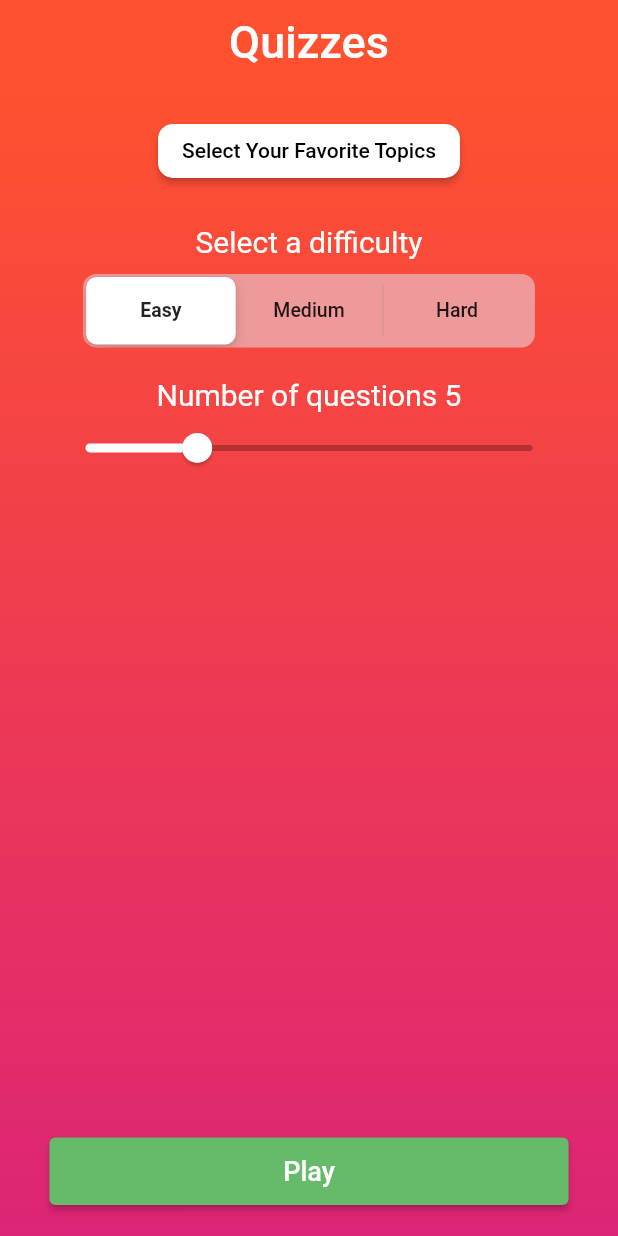
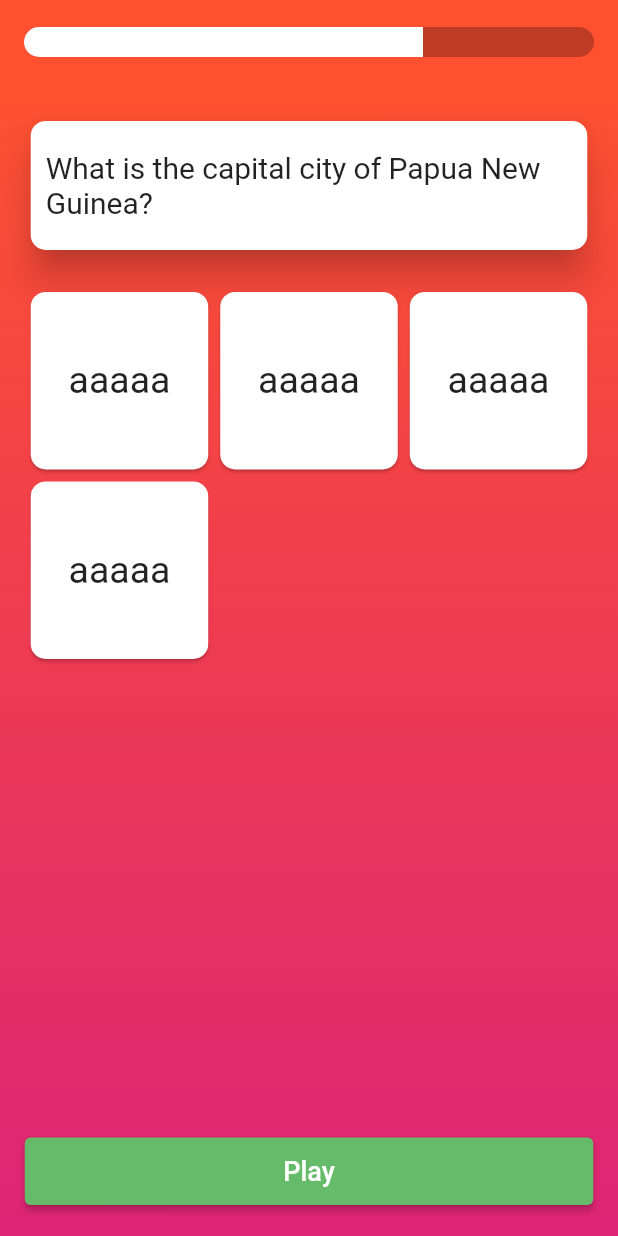
Before and after one commit to eduardozielke/flutter-quiz-app, a Flutter app: the screen it shows after launch, on a phone screen of 412 x 824 dp. Run offline on Flutter 3.47's test engine with Material 2 defaults, Android fonts, the phone set to English and light mode, and no system bars.

Commit message:
quiz page

```diff
--- a/lib/main.dart
+++ b/lib/main.dart
@@ -1,6 +1,7 @@
 import 'package:flutter/material.dart';
 import 'package:flutter/services.dart';
 import 'package:flutter_quiz_app/pages/home.dart';
+import 'package:flutter_quiz_app/pages/quiz.dart';
 
 void main() {
   SystemChrome.setSystemUIOverlayStyle(
@@ -25,7 +26,7 @@ class MyApp extends StatelessWidget {
           primary: const Color(0XFFff512f),
         ),
       ),
-      home: const Home(),
+      home: Quiz(),
     );
   }
 }
--- a/lib/pages/home.dart
+++ b/lib/pages/home.dart
@@ -122,6 +122,7 @@ class _HomeState extends State<Home> {
                     ),
                     const SizedBox(height: 5),
                     Wrap(
+                      alignment: WrapAlignment.center,
                       spacing: 6,
                       children: categories
                           .map((e) => Chip(
--- /dev/null
+++ b/lib/pages/quiz.dart
@@ -0,0 +1,78 @@
+import 'package:flutter/material.dart';
+import 'package:flutter_quiz_app/widgets/quiz_view.dart';
+
+class Quiz extends StatelessWidget {
+  Quiz({Key? key}) : super(key: key);
+
+  final List<Widget> pages = [
+    QuizView(
+        answers: ['aaaaa', 'aaaaa', 'aaaaa'],
+        question: 'What is the capital city of Papua New Guinea?'),
+  ];
+
+  @override
+  Widget build(BuildContext context) {
+    double widthMQ = MediaQuery.of(context).size.width;
+    double heightMQ = MediaQuery.of(context).size.width;
+
+    return Scaffold(
+      appBar: AppBar(
+        title: Container(
+          margin: const EdgeInsets.symmetric(vertical: 20),
+          width: double.infinity,
+          height: 20,
+          child: const ClipRRect(
+            borderRadius: BorderRadius.all(Radius.circular(10)),
+            child: LinearProgressIndicator(
+              value: 0.7,
+              valueColor: AlwaysStoppedAnimation<Color>(Colors.white),
+              backgroundColor: Colors.black26,
+            ),
+          ),
+        ),
+        centerTitle: true,
+        elevation: 0,
+        backgroundColor: const Color(0XFFff512f),
+      ),
+      body: Container(
+        width: double.infinity,
+        decoration: const BoxDecoration(
+          gradient: LinearGradient(
+            begin: Alignment.topCenter,
+            end: Alignment.bottomCenter,
+            colors: [
+              Color(0XFFff512f),
+              Color(0XFFdd2476),
+            ],
+          ),
+        ),
+        child: Padding(
+          padding: EdgeInsets.symmetric(
+            horizontal: widthMQ * 0.04,
+            vertical: heightMQ * 0.05,
+          ),
+          child: Column(
+            children: [
+              Expanded(child: pages[0]),
+              SizedBox(
+                height: 45,
+                width: double.infinity,
+                child: ElevatedButton(
+                  style: ElevatedButton.styleFrom(
+                    backgroundColor: Colors.green[400],
+                    disabledBackgroundColor: Colors.black12,
+                  ),
+                  onPressed: () {},
+                  child: const Text(
+                    'Play',
+                    style: TextStyle(fontSize: 18),
+                  ),
+                ),
+              )
+            ],
+          ),
+        ),
+      ),
+    );
+  }
+}
--- /dev/null
+++ b/lib/widgets/quiz_view.dart
@@ -0,0 +1,62 @@
+import 'package:flutter/material.dart';
+
+class QuizView extends StatelessWidget {
+  final String question;
+  final List<String> answers;
+
+  const QuizView({
+    Key? key,
+    required this.answers,
+    required this.question,
+  }) : super(key: key);
+
+  @override
+  Widget build(BuildContext context) {
+    return Column(
+      children: [
+        Card(
+          shape: RoundedRectangleBorder(
+            borderRadius: BorderRadius.circular(10),
+          ),
+          elevation: 10,
+          child: Padding(
+            padding: const EdgeInsets.symmetric(
+              horizontal: 10,
+              vertical: 20,
+            ),
+            child: Center(
+              child: Text(
+                question,
+                style: const TextStyle(
+                  fontSize: 20,
+                ),
+              ),
+            ),
+          ),
+        ),
+        const SizedBox(height: 20),
+        GridView.count(
+          shrinkWrap: true,
+          crossAxisCount: answers.length,
+          children: List.generate(
+            4,
+            (index) {
+              return Card(
+                shape: RoundedRectangleBorder(
+                  borderRadius: BorderRadius.circular(10),
+                ),
+                child: Center(
+                  child: Text(
+                    answers[0],
+                    textAlign: TextAlign.center,
+                    style: const TextStyle(fontSize: 25),
+                  ),
+                ),
+              );
+            },
+          ),
+        ),
+      ],
+    );
+  }
+}
```
